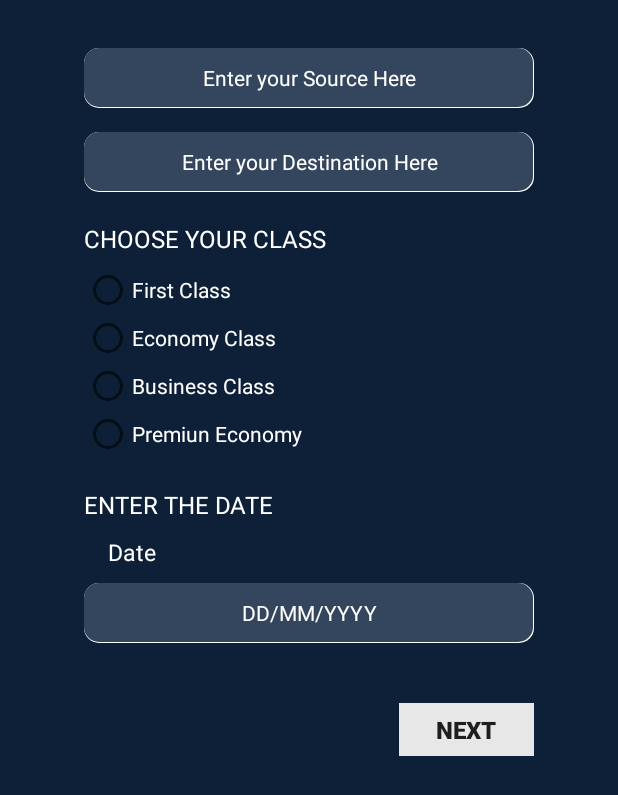
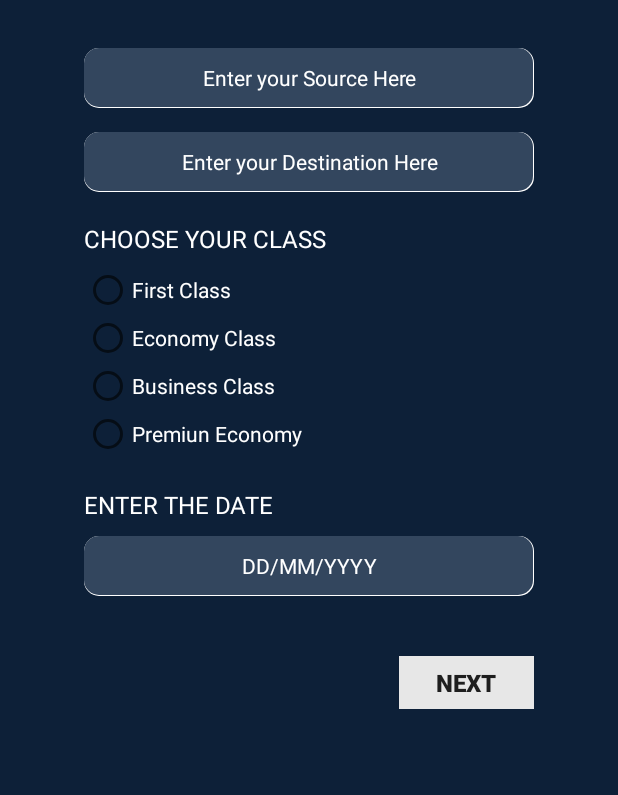
Before and after one commit to manegirish/BookMyTicket, an Android app: the layout flight_fragment_layout.xml on its own in the app's theme, with its tools: preview values and no code run, on a phone screen of 412 x 824 dp. Shown: the top 795 px of the screen. Run offline under Robolectric (Android 15) with nearby library versions, the phone set to English and light mode, and no system bars.

```diff
--- a/app/src/main/res/layout/flight.xml
+++ b/app/src/main/res/layout/flight_fragment_layout.xml
@@ -18,36 +18,36 @@
         android:orientation="vertical">
 
         <EditText
+            android:id="@+id/etsourceflight"
             android:layout_width="match_parent"
             android:layout_height="40dp"
-            android:id="@+id/etsourceflight"
+            android:background="@drawable/primary_light_rounded_rectangle"
             android:hint="Enter your Source Here"
+            android:textAlignment="center"
             android:textColor="#FFFFFF"
-            android:textSize="14sp"
             android:textColorHint="#FFFFFF"
-            android:background="@drawable/primary_light_rounded_rectangle"
-            android:textAlignment="center"/>
+            android:textSize="14sp" />
 
         <EditText
+            android:id="@+id/etdestinationflight"
             android:layout_width="match_parent"
             android:layout_height="40dp"
-            android:id="@+id/etdestinationflight"
+            android:layout_marginTop="16dp"
+            android:background="@drawable/primary_light_rounded_rectangle"
             android:hint="Enter your Destination Here"
+            android:textAlignment="center"
+            android:textColor="#FFFFFF"
             android:textColorHint="#FFFFFF"
-            android:layout_marginTop="16dp"
-            android:textSize="14sp"
-            android:textColor="#FFFFFF"
-            android:background="@drawable/primary_light_rounded_rectangle"
-            android:textAlignment="center"/>
+            android:textSize="14sp" />
 
         <TextView
             android:id="@+id/tvclassflight"
             android:layout_width="wrap_content"
             android:layout_height="wrap_content"
             android:layout_gravity="start"
-            android:textAllCaps="true"
             android:layout_marginTop="20dp"
             android:text="Choose your Class"
+            android:textAllCaps="true"
             android:textColor="#FFFFFF"
             android:textSize="16dp" />
 
@@ -55,8 +55,8 @@
             android:id="@+id/radioGroup"
             android:layout_width="fill_parent"
             android:layout_height="wrap_content"
-            android:paddingTop="7dp"
-            android:orientation="vertical">
+            android:orientation="vertical"
+            android:paddingTop="7dp">
 
             <RadioButton
                 android:id="@+id/rbflight"
@@ -64,64 +64,56 @@
                 android:layout_height="wrap_content"
                 android:text="First Class"
                 android:textColor="#FFFFFF"
-                android:textSize="14sp"/>
+                android:textSize="14sp" />
 
             <RadioButton
                 android:id="@+id/rbflight2"
-                android:textColor="#FFFFFF"
                 android:layout_width="fill_parent"
                 android:layout_height="wrap_content"
                 android:text="Economy Class"
-                android:textSize="14sp"/>
+                android:textColor="#FFFFFF"
+                android:textSize="14sp" />
 
             <RadioButton
                 android:id="@+id/rbflight3"
                 android:layout_width="fill_parent"
-                android:textColor="#FFFFFF"
                 android:layout_height="wrap_content"
                 android:text="Business Class"
-                android:textSize="14sp"/>
+                android:textColor="#FFFFFF"
+                android:textSize="14sp" />
+
             <RadioButton
                 android:id="@+id/rbflight4"
                 android:layout_width="fill_parent"
-                android:textColor="#FFFFFF"
                 android:layout_height="wrap_content"
                 android:text="Premiun Economy"
-                android:textSize="14sp"/>
+                android:textColor="#FFFFFF"
+                android:textSize="14sp" />
         </RadioGroup>
 
         <TextView
+            android:id="@+id/tvdateflight"
             android:layout_width="wrap_content"
             android:layout_height="wrap_content"
+            android:layout_gravity="start"
+            android:layout_marginTop="20dp"
             android:text="Enter the Date"
+            android:textAllCaps="true"
             android:textColor="#FFFFFF"
-            android:textAllCaps="true"
-            android:textSize="16dp"
-            android:layout_gravity="start"
-            android:id="@+id/tvdateflight"
-            android:layout_marginTop="20dp"/>
+            android:textSize="16sp" />
+
         <TextView
-            android:layout_width="wrap_content"
-            android:layout_height="wrap_content"
-            android:text="Date"
-            android:id="@+id/tvdate"
-            android:textColor="#FFFFFF"
-            android:textSize="15dp"
-            android:layout_gravity="start"
-            android:paddingLeft="16dp"
-            android:layout_marginTop="10dp"/>
-        <EditText
+            android:id="@+id/etdate"
             android:layout_width="match_parent"
             android:layout_height="40dp"
-            android:hint="DD/MM/YYYY"
-            android:textColorHint="#FFFFFF"
-            android:inputType="date"
-            android:textColor="#FFFFFF"
-            android:textSize="14sp"
-            android:id="@+id/etdate"
             android:layout_marginTop="10dp"
             android:background="@drawable/primary_light_rounded_rectangle"
-            android:textAlignment="center"/>
+            android:gravity="center"
+            android:hint="DD/MM/YYYY"
+            android:textAlignment="center"
+            android:textColor="#FFFFFF"
+            android:textColorHint="#FFFFFF"
+            android:textSize="14sp" />
 
 
         <Button
```
Also changed, not shown: app/src/main/java/com/example/adams/bookmyticket/Flight.java (deleted, +0 -110 lines), app/src/main/java/com/example/adams/bookmyticket/FlightFragment.java (added, +125 -0 lines).
